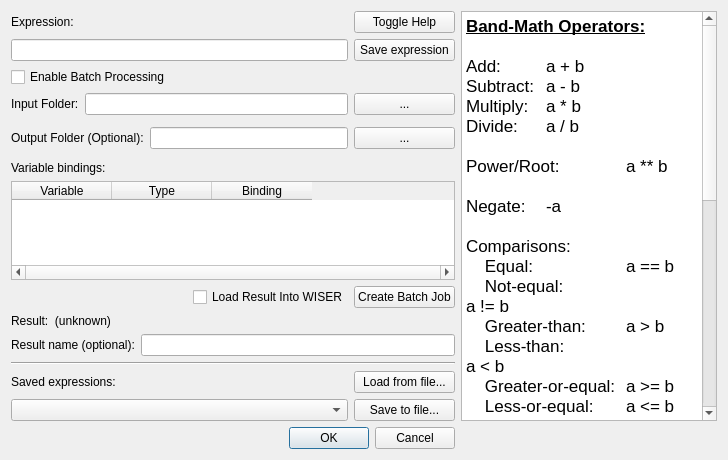
Before: the Qt Designer form src/wiser/gui/ui_files/band_math.ui in Ehlmann-research-group/WISER, drawn with Qt 5.
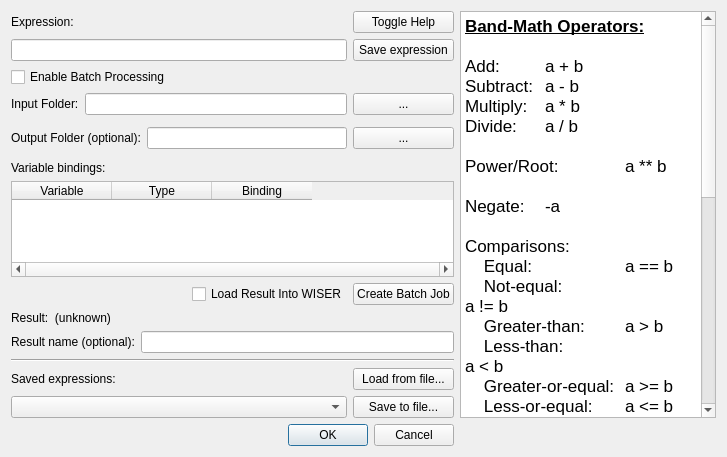
After: the same form once the commit is applied.

Commit message: Ui responds to enable batch processing button but there is no job tablewidget

Diff of the .ui file:
```diff
--- a/src/wiser/gui/ui_files/band_math.ui
+++ b/src/wiser/gui/ui_files/band_math.ui
@@ -6,8 +6,8 @@
    <rect>
     <x>0</x>
     <y>0</y>
-    <width>728</width>
-    <height>460</height>
+    <width>727</width>
+    <height>457</height>
    </rect>
   </property>
   <property name="windowTitle">
@@ -85,7 +85,7 @@
      <item>
       <widget class="QLabel" name="lbl_output_folder">
        <property name="text">
-        <string>Output Folder (Optional):</string>
+        <string>Output Folder (optional):</string>
        </property>
       </widget>
      </item>
```
Left out of the diff: 2 changed lines with no effect on the pictures. The commit also changes 1 other file.
